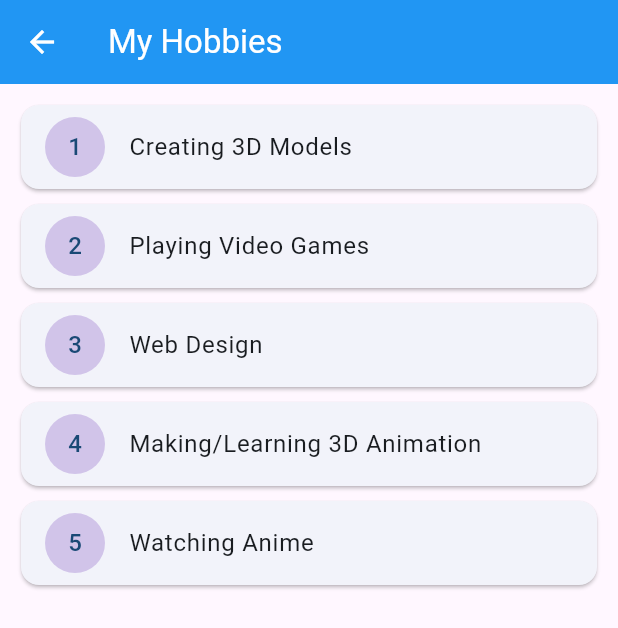
After one commit to ZSeals/My-Profile-App, a Flutter app: the screen it shows after launch, after a tap on "My Hobbies", on a phone screen of 412 x 824 dp. The commit adds this screen. Shown: the top 628 px of the screen. Run offline on Flutter 3.47's test engine with Material 3 defaults, Android fonts, the phone set to English and light mode, and no system bars.

Commit message:
Created Hobbies page and linked to main

```diff
--- /dev/null
+++ b/code/lib/hobbies_screen.dart
@@ -0,0 +1,50 @@
+import 'package:flutter/material.dart';
+
+class HobbiesScreen extends StatelessWidget {
+  const HobbiesScreen({super.key});
+
+  @override
+  Widget build(BuildContext context) {
+    final List<String> hobbies = [
+      'Creating 3D Models',
+      'Playing Video Games',
+      'Web Design',
+      'Making/Learning 3D Animation',
+      'Watching Anime',
+    ];
+
+    return Scaffold(
+      backgroundColor: const Color(0xFFFFF7FF),
+
+      appBar: AppBar(
+        title: const Text('My Hobbies'),
+        backgroundColor: Colors.blue,
+        foregroundColor: Colors.white,
+      ),
+
+      body: ListView.builder(
+        padding: const EdgeInsets.all(14),
+        itemCount: hobbies.length,
+        itemBuilder: (context, index) {
+          return Card(
+            margin: const EdgeInsets.only(bottom: 10),
+            child: ListTile(
+              leading: CircleAvatar(
+                backgroundColor: Colors.deepPurple.shade100,
+                child: Text('${index + 1}'),
+              ),
+              title: Text(hobbies[index]),
+              onTap: () {
+                ScaffoldMessenger.of(context).showSnackBar(
+                  SnackBar(
+                    content: Text('${hobbies[index]} selected'),
+                  ),
+                );
+              },
+            ),
+          );
+        },
+      ),
+    );
+  }
+}
--- a/code/lib/main.dart
+++ b/code/lib/main.dart
@@ -1,4 +1,5 @@
 import 'package:flutter/material.dart';
+import 'hobbies_screen.dart';
 
 void main() {
   runApp(const ProfileApp());
@@ -59,6 +60,16 @@ class ProfileScreen extends StatelessWidget {
             ListTile(
               leading: const Icon(Icons.palette),
               title: const Text('My Hobbies'),
+              onTap: () {
+                Navigator.pop(context);
+
+                Navigator.push(
+                  context,
+                  MaterialPageRoute(
+                    builder: (context) => const HobbiesScreen(),
+                  ),
+                );
+              },
             ),
 
             ListTile(
@@ -138,8 +149,15 @@ class ProfileScreen extends StatelessWidget {
               const SizedBox(height: 28),
 
               ElevatedButton(
-                onPressed: null,
-                child: Text('My Hobbies'),
+                onPressed: () {
+                  Navigator.push(
+                    context,
+                    MaterialPageRoute(
+                      builder: (context) => const HobbiesScreen(),
+                    ),
+                  );
+                },
+                child: const Text('My Hobbies'),
               ),
 
               const SizedBox(height: 10),
```
